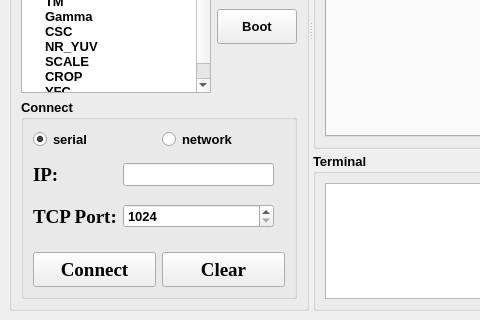
First picture: the form in link_board.ui, repository HuJingwen1211/MCISP, before the edit; both pictures show x 0 to 480 and y 260 to 580 of the 1020 by 580 pixel window.
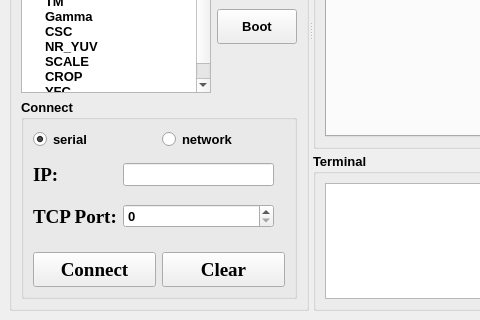
Second picture: the form after the edit.

```diff
--- a/link_board.ui
+++ b/link_board.ui
@@ -665,7 +665,7 @@
                 <item row="1" column="1">
                  <widget class="QSpinBox" name="tcp_port_spinBox">
                   <property name="minimum">
-                   <number>1024</number>
+                   <number>0</number>
                   </property>
                   <property name="maximum">
                    <number>65535</number>
```
